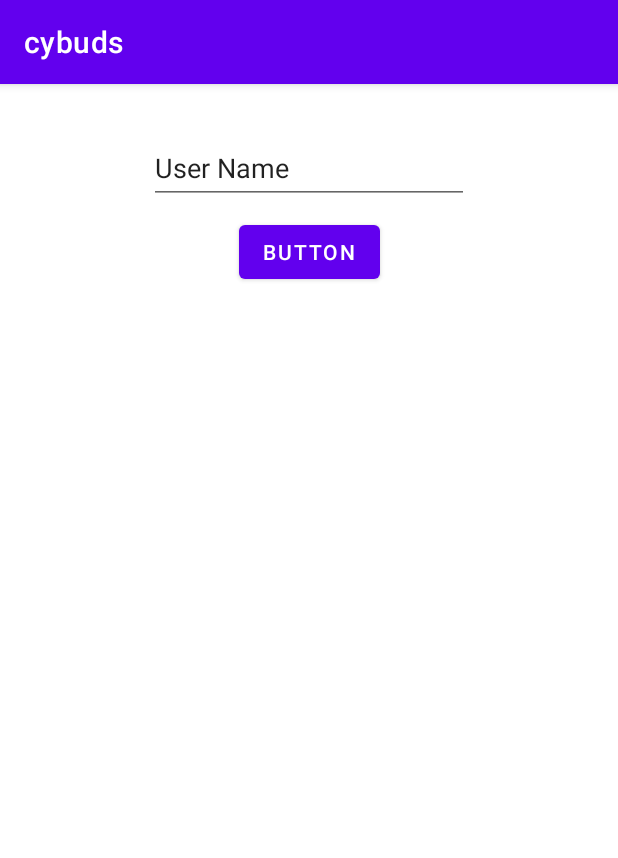
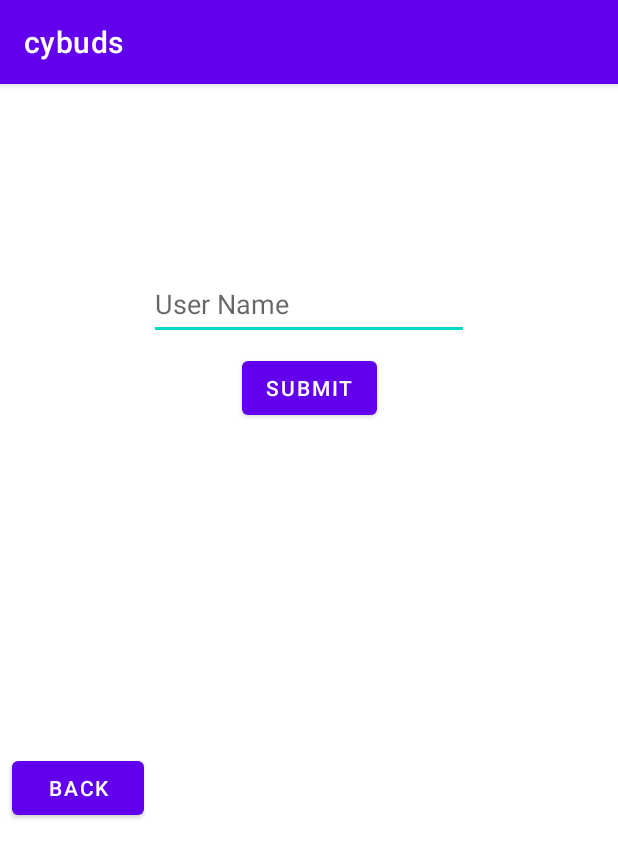
Before and after one commit to y-johnson/Cybuds, an Android app: the screen it shows after launch (MainActivity before the commit, Login after it), after a tap on "LOGIN", on a phone screen of 412 x 824 dp. Shown: the top 858 px of the screen. Run offline under Robolectric (Android 15) with nearby library versions, the light colour scheme and no system bars; our stand-ins replace Volley.

Commit message:
Login+Volley started
Added Volley Post on Login page as a test

```diff
--- a/frontend/androidApp/app/build.gradle
+++ b/frontend/androidApp/app/build.gradle
@@ -29,10 +29,11 @@ android {
 
 dependencies {
 
+    implementation 'com.android.volley:volley:1.2.1'
     implementation 'androidx.appcompat:appcompat:1.3.1'
     implementation 'com.google.android.material:material:1.4.0'
-    implementation 'androidx.constraintlayout:constraintlayout:2.1.0'
-    testImplementation 'junit:junit:4.+'
+    implementation 'androidx.constraintlayout:constraintlayout:2.1.1'
+    testImplementation 'junit:junit:4.13.2'
     androidTestImplementation 'androidx.test.ext:junit:1.1.3'
     androidTestImplementation 'androidx.test.espresso:espresso-core:3.4.0'
 }
--- a/frontend/androidApp/app/src/main/AndroidManifest.xml
+++ b/frontend/androidApp/app/src/main/AndroidManifest.xml
@@ -1,13 +1,15 @@
 <?xml version="1.0" encoding="utf-8"?>
 <manifest xmlns:android="http://schemas.android.com/apk/res/android"
     package="edu.coms309.cybuds">
+    <uses-permission android:name="android.permission.INTERNET" />
 
     <application
         android:allowBackup="true"
         android:icon="@mipmap/ic_launcher"
         android:label="@string/app_name"
         android:roundIcon="@mipmap/ic_launcher_round"
-        android:supportsRtl="true"
+        android:supportsRtl="false"
+        android:usesCleartextTraffic="true"
         android:theme="@style/Theme.Cybuds">
         <activity
             android:name=".Login"
--- a/frontend/androidApp/app/src/main/java/edu/coms309/cybuds/MainActivity.java
+++ b/frontend/androidApp/app/src/main/java/edu/coms309/cybuds/MainActivity.java
@@ -2,6 +2,7 @@ package edu.coms309.cybuds;
 
 import androidx.appcompat.app.AppCompatActivity;
 
+import android.content.Intent;
 import android.os.Bundle;
 import android.view.View;
 import android.widget.Toast;
@@ -15,7 +16,9 @@ public class MainActivity extends AppCompatActivity {
     }
 
     public void btnLogin_onClick(View view) {
-        setContentView(R.layout.activity_login);
+        Intent gotoLoginActivityIntent = new Intent(this, Login.class);
+        startActivity(gotoLoginActivityIntent);
+        //setContentView(R.layout.activity_login);
     }
     public void btnSignUp_onClick(View view) {
         Toast.makeText(MainActivity.this, "TODO!", Toast.LENGTH_SHORT).show();
--- a/frontend/androidApp/app/src/main/res/layout/activity_login.xml
+++ b/frontend/androidApp/app/src/main/res/layout/activity_login.xml
@@ -10,14 +10,17 @@
         android:id="@+id/textBoxLogin_UserName"
         android:layout_width="wrap_content"
         android:layout_height="wrap_content"
-        android:layout_marginTop="32dp"
         android:ems="10"
+        android:hint="User Name"
         android:inputType="textPersonName"
         android:minHeight="48dp"
-        android:text="User Name"
+        android:singleLine="false"
+        android:verticalScrollbarPosition="defaultPosition"
+        app:layout_constraintBottom_toBottomOf="parent"
         app:layout_constraintEnd_toEndOf="parent"
         app:layout_constraintStart_toStartOf="parent"
-        app:layout_constraintTop_toTopOf="parent" />
+        app:layout_constraintTop_toTopOf="parent"
+        app:layout_constraintVertical_bias="0.17000002" />
 
     <Button
         android:id="@+id/btnLogin_submit"
@@ -25,8 +28,19 @@
         android:layout_height="wrap_content"
         android:layout_marginTop="8dp"
         android:onClick="btnLogin_submit_onClick"
-        android:text="Button"
+        android:text="Submit"
         app:layout_constraintEnd_toEndOf="parent"
         app:layout_constraintStart_toStartOf="parent"
         app:layout_constraintTop_toBottomOf="@+id/textBoxLogin_UserName" />
+
+    <Button
+        android:id="@+id/btnLogin_back"
+        android:layout_width="wrap_content"
+        android:layout_height="wrap_content"
+        android:layout_marginStart="8dp"
+        android:onClick="btnLogin_Back_onClick"
+        android:text="Back"
+        app:layout_constraintBottom_toBottomOf="parent"
+        app:layout_constraintStart_toStartOf="parent"
+        app:layout_constraintTop_toBottomOf="@+id/textBoxLogin_UserName" />
 </androidx.constraintlayout.widget.ConstraintLayout>
```
Also changed, not shown: frontend/androidApp/app/src/main/java/edu/coms309/cybuds/Login.java (+44 -0 lines).
